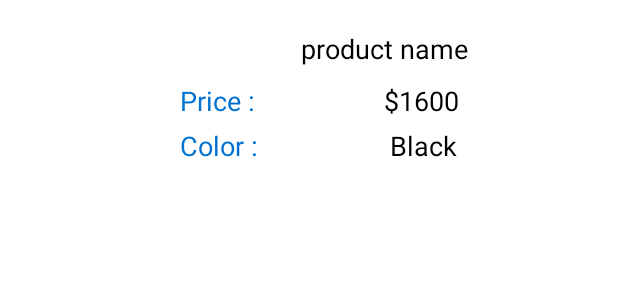
After one commit to riwaazBSijapati/MDP-Assignment4, an Android app: the layout activity_recylceview_row.xml on its own in the app's theme, with its tools: preview values and no code run, on a phone screen of 412 x 824 dp. The commit adds this screen. Shown: the top 300 px of the screen. Run offline under Robolectric (Android 15) with nearby library versions, the phone set to English and light mode, and no system bars.

Commit message:
Added product detail view

```diff
--- a/app/src/main/java/com/example/walmartcopy/ProductRecycler.kt
+++ /dev/null
@@ -1,5 +0,0 @@
-package com.example.walmartcopy
-
-class ProductRecycler {
-
-}
--- a/app/src/main/java/com/example/walmartcopy/User.kt
+++ b/app/src/main/java/com/example/walmartcopy/model/User.kt
@@ -1,7 +1,4 @@
-package com.example.walmartcopy
-
-import android.os.Parcel
-import android.os.Parcelable
+package com.example.walmartcopy.model
 
 data class User(val firstName: String, val lastName: String, val userName: String, val password : String) : java.io.Serializable{
     @Override
--- /dev/null
+++ b/app/src/main/res/layout/activity_recylceview_row.xml
@@ -0,0 +1,82 @@
+<?xml version="1.0" encoding="utf-8"?>
+<LinearLayout xmlns:android="http://schemas.android.com/apk/res/android"
+    android:layout_width="match_parent"
+    android:layout_height="wrap_content"
+    android:padding="10dp"
+    android:orientation="horizontal">
+
+    <ImageView
+        android:id="@+id/productRecycleImage"
+        android:layout_width="100dp"
+        android:layout_height="match_parent"
+        android:scaleType="centerCrop"/>
+<!--        android:src="@color/gray" />-->
+
+    <LinearLayout
+        android:layout_width="wrap_content"
+        android:layout_height="wrap_content"
+        android:layout_weight="1"
+        android:orientation="vertical">
+
+        <TextView
+            android:id="@+id/productRecycleTitle"
+            android:layout_width="match_parent"
+            android:layout_height="wrap_content"
+            android:padding="10dp"
+            android:text="product name"
+            android:textAlignment="center"
+            android:textColor="@color/black"
+            android:textSize="18sp" />
+
+        <LinearLayout
+            android:layout_width="match_parent"
+            android:layout_height="30dp"
+            android:orientation="horizontal"
+            android:paddingHorizontal="10dp">
+
+            <TextView
+                android:layout_width="wrap_content"
+                android:layout_height="match_parent"
+                android:text="Price :"
+                android:textColor="#0071CE"
+                android:textSize="18sp" />
+
+            <TextView
+                android:id="@+id/productRecyclePrice"
+                android:layout_width="match_parent"
+                android:layout_height="wrap_content"
+                android:text="$1600"
+                android:textAlignment="center"
+                android:textColor="@color/black"
+                android:textSize="18sp" />
+
+        </LinearLayout>
+
+        <LinearLayout
+            android:layout_width="match_parent"
+            android:layout_height="30dp"
+            android:orientation="horizontal"
+            android:paddingHorizontal="10dp">
+
+            <TextView
+                android:layout_width="wrap_content"
+                android:layout_height="match_parent"
+                android:text="Color :"
+                android:textColor="#0071CE"
+                android:textSize="18sp" />
+
+            <TextView
+                android:id="@+id/productRecycleColor"
+                android:layout_width="match_parent"
+                android:layout_height="match_parent"
+                android:text="Black"
+                android:textAlignment="center"
+                android:textColor="@color/black"
+                android:textSize="18sp" />
+
+        </LinearLayout>
+
+
+    </LinearLayout>
+
+</LinearLayout>
```
Also changed, not shown: app/build.gradle (+9 -1 lines), app/src/main/AndroidManifest.xml (+9 -3 lines), app/src/main/java/com/example/walmartcopy/MainActivity.kt (+8 -20 lines), app/src/main/java/com/example/walmartcopy/ProdClickListner.kt (added, +7 -0 lines), app/src/main/java/com/example/walmartcopy/ShoppingCategory.kt (deleted, +0 -41 lines), app/src/main/java/com/example/walmartcopy/activities/ItemListActivity.kt (added, +48 -0 lines), app/src/main/java/com/example/walmartcopy/activities/ProductInfoDetail.kt (added, +37 -0 lines), app/src/main/java/com/example/walmartcopy/activities/RegisterActivity.kt (renamed from app/src/main/java/com/example/walmartcopy/RegisterActivity.kt, +6 -3 lines), app/src/main/java/com/example/walmartcopy/activities/ShoppingCategoryActivity.kt (added, +83 -0 lines), app/src/main/java/com/example/walmartcopy/model/Product.kt (added, +13 -0 lines), app/src/main/java/com/example/walmartcopy/service/ProductAdapter.kt (added, +73 -0 lines), app/src/main/res/layout/activity_item_views.xml (added, +15 -0 lines), app/src/main/res/layout/activity_product_information.xml (added, +61 -0 lines), app/src/main/res/drawable/galaxy_watch.jpg (added), 3 more files.
